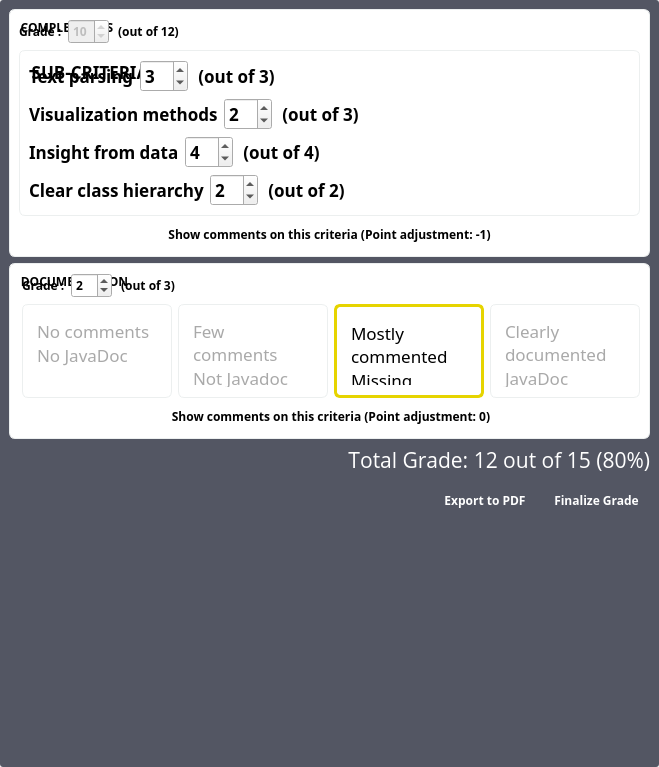
The window that TurboGrade/ui/gradeview.ui (wassgha/TurboGrade) describes before a commit, drawn with Qt 5.
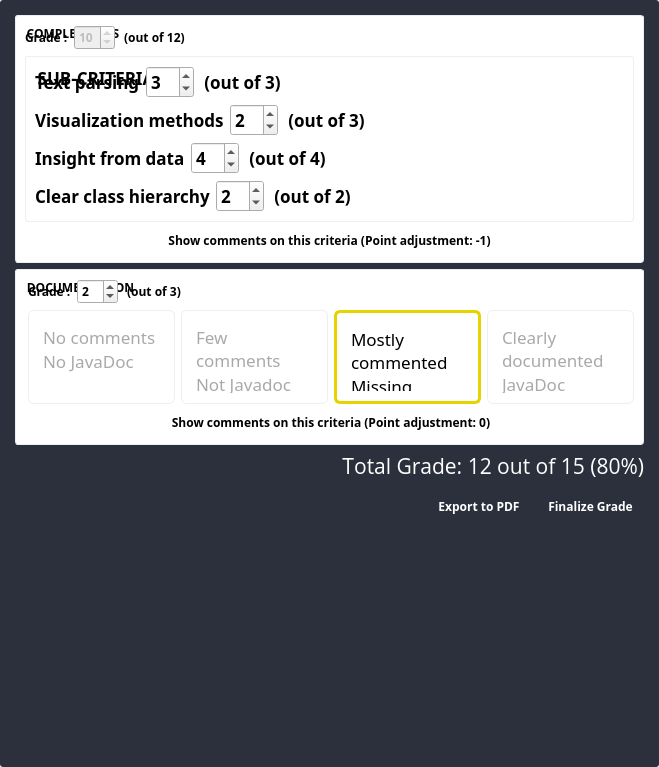
The same window after the commit.

Commit message: UI Improvements (dark theme)

Diff of the .ui file:
```diff
--- a/TurboGrade/ui/gradeview.ui
+++ b/TurboGrade/ui/gradeview.ui
@@ -62,7 +62,8 @@
 
 
 #scrollArea   {
-	background-color:rgb(83, 86, 99);
+	/* background-color:rgb(83, 86, 99); */
+	background: #2b303c;
 	border-radius:3px;
 }
 QAbstractScrollArea #scrollAreaWidgetContents  {
@@ -70,7 +71,7 @@
 }
 QGroupBox {
     background-color: white;
-	border-radius:6px;
+	border-radius:3px;
 	padding-top: 3ex;
 	border: 1px solid rgb(236, 239, 239);
 }
@@ -125,7 +126,7 @@
         <x>0</x>
         <y>0</y>
         <width>659</width>
-        <height>666</height>
+        <height>672</height>
        </rect>
       </property>
       <property name="sizePolicy">
@@ -141,6 +142,18 @@
        </size>
       </property>
       <layout class="QVBoxLayout" name="verticalLayout_3">
+       <property name="leftMargin">
+        <number>15</number>
+       </property>
+       <property name="topMargin">
+        <number>15</number>
+       </property>
+       <property name="rightMargin">
+        <number>15</number>
+       </property>
+       <property name="bottomMargin">
+        <number>15</number>
+       </property>
        <item>
         <widget class="QGroupBox" name="groupBox_2">
          <property name="sizePolicy">
```
The commit also changes 7 other files.
